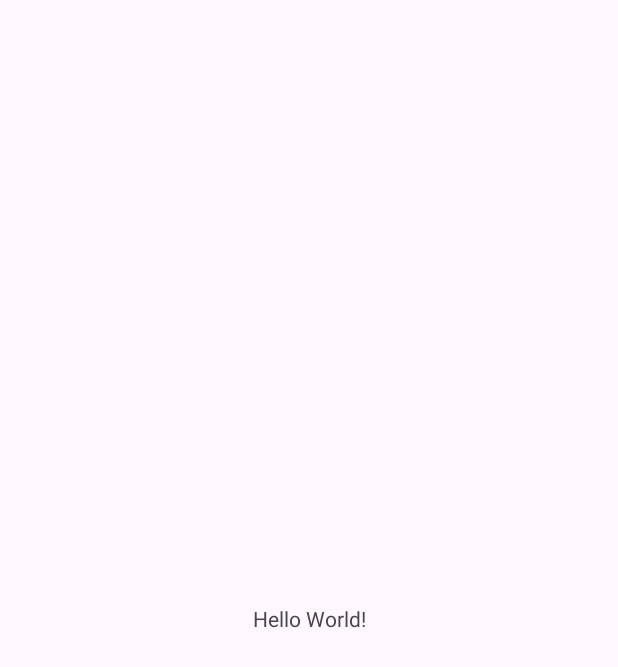
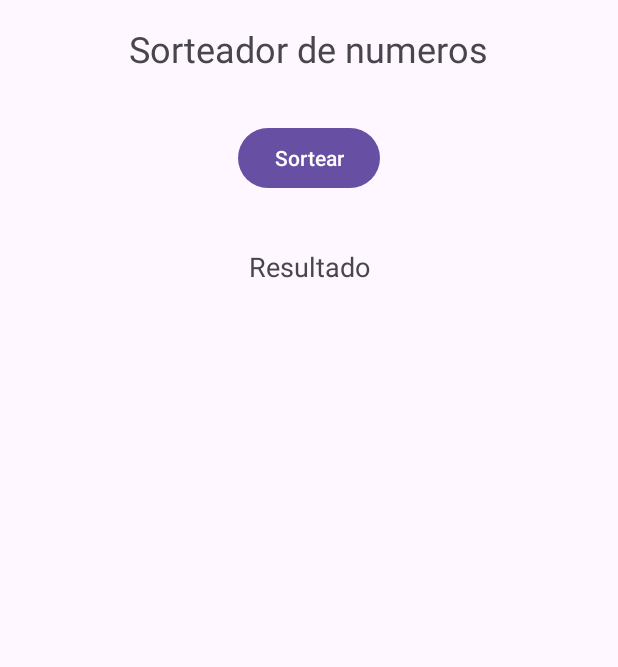
Before and after one commit to Ellen172/UFU-ProgDispMoveis, an Android app: the screen it shows after launch (MainActivity), on a phone screen of 412 x 824 dp. Before the commit the part shown is almost empty. Shown: the top 667 px of the screen. Run offline under Robolectric (Android 15) with nearby library versions, the phone set to English and light mode, and no system bars.

Commit message:
criando sorteador de numeros

```diff
--- a/SorteadorNumeros/app/src/main/java/com/example/sorteadornumeros/MainActivity.kt
+++ b/SorteadorNumeros/app/src/main/java/com/example/sorteadornumeros/MainActivity.kt
@@ -1,10 +1,13 @@
 package com.example.sorteadornumeros
 
 import android.os.Bundle
+import android.view.View
+import android.widget.TextView
 import androidx.activity.enableEdgeToEdge
 import androidx.appcompat.app.AppCompatActivity
 import androidx.core.view.ViewCompat
 import androidx.core.view.WindowInsetsCompat
+import kotlin.random.Random
 
 class MainActivity : AppCompatActivity() {
     override fun onCreate(savedInstanceState: Bundle?) {
@@ -17,4 +20,12 @@ class MainActivity : AppCompatActivity() {
             insets
         }
     }
+
+    fun sortear(view : View){
+
+        val textResultado = findViewById<TextView>(R.id.textResultado)
+        val numero = Random.nextInt(11)
+
+        textResultado.setText("Número sorteado: " + numero)
+    }
 }
--- a/SorteadorNumeros/app/src/main/res/layout/activity_main.xml
+++ b/SorteadorNumeros/app/src/main/res/layout/activity_main.xml
@@ -8,12 +8,41 @@
     tools:context=".MainActivity">
 
     <TextView
+        android:id="@+id/textView6"
+        android:layout_width="280dp"
+        android:layout_height="33dp"
+        android:layout_marginTop="16dp"
+        android:text="Sorteador de numeros"
+        android:textAlignment="center"
+        android:textSize="24sp"
+        android:visibility="visible"
+        app:layout_constraintEnd_toEndOf="parent"
+        app:layout_constraintHorizontal_bias="0.496"
+        app:layout_constraintStart_toStartOf="parent"
+        app:layout_constraintTop_toTopOf="parent"
+        tools:visibility="visible" />
+
+    <Button
+        android:id="@+id/button"
         android:layout_width="wrap_content"
         android:layout_height="wrap_content"
-        android:text="Hello World!"
-        app:layout_constraintBottom_toBottomOf="parent"
+        android:layout_marginTop="32dp"
+        android:onClick="sortear"
+        android:text="Sortear"
         app:layout_constraintEnd_toEndOf="parent"
         app:layout_constraintStart_toStartOf="parent"
-        app:layout_constraintTop_toTopOf="parent" />
+        app:layout_constraintTop_toBottomOf="@+id/textView6" />
+
+    <TextView
+        android:id="@+id/textResultado"
+        android:layout_width="wrap_content"
+        android:layout_height="wrap_content"
+        android:layout_marginTop="36dp"
+        android:text="Resultado"
+        android:textAlignment="center"
+        android:textSize="18sp"
+        app:layout_constraintEnd_toEndOf="parent"
+        app:layout_constraintStart_toStartOf="parent"
+        app:layout_constraintTop_toBottomOf="@+id/button" />
 
 </androidx.constraintlayout.widget.ConstraintLayout>
```
